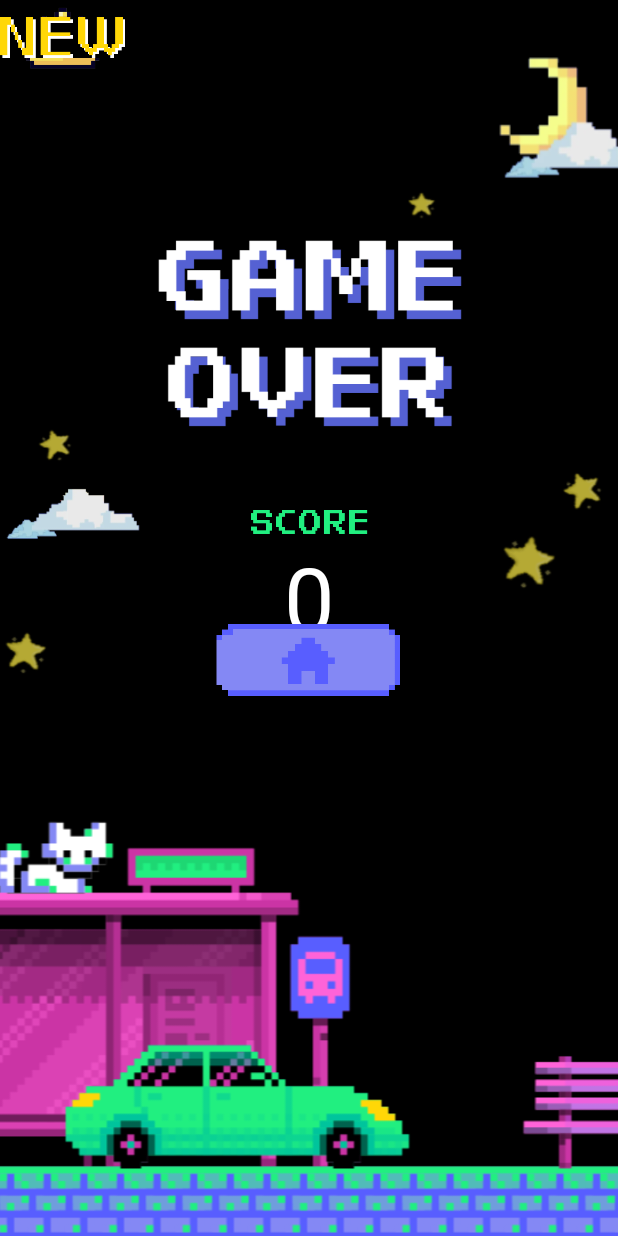
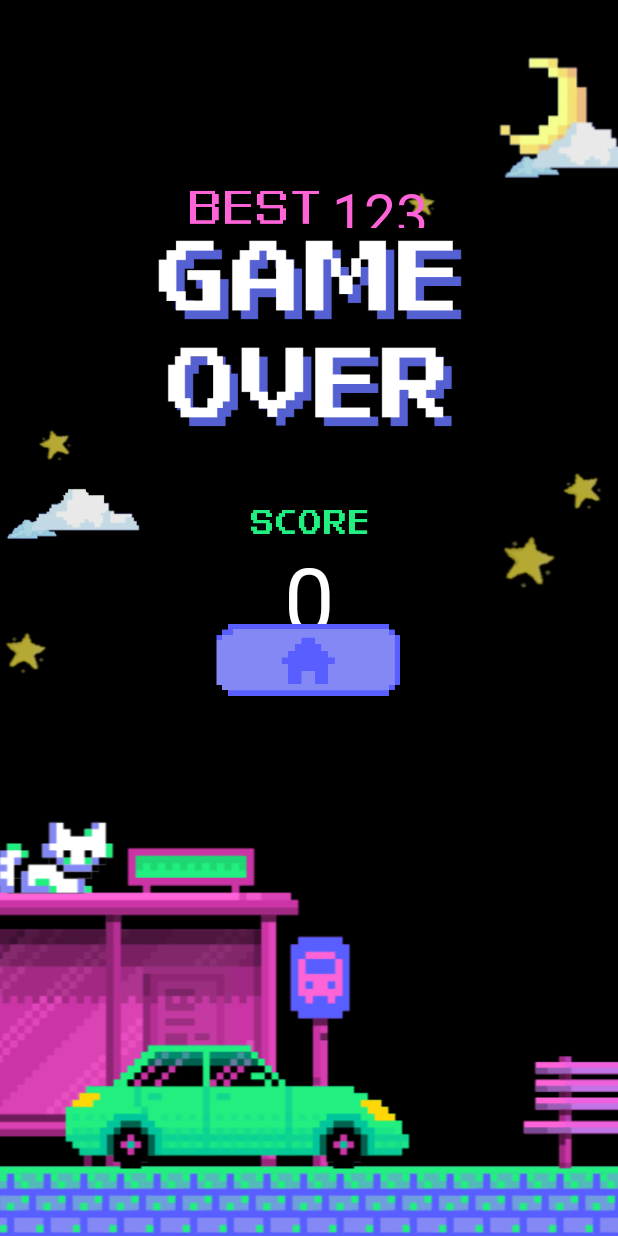
Before and after one commit to iinuyha/infinite_stairs, an Android app: the ResultActivity screen opened directly, with no data from a screen before it, on a phone screen of 412 x 824 dp. Run offline under Robolectric (Android 15) with nearby library versions, the phone set to English and light mode, and no system bars.

Commit message:
result page 수정

```diff
--- a/app/src/main/res/layout/activity_result.xml
+++ b/app/src/main/res/layout/activity_result.xml
@@ -37,7 +37,7 @@
         app:srcCompat="@drawable/cloud" />
 
     <ImageView
-        android:id="@+id/gameover"
+        android:id="@+id/over"
         android:layout_width="317dp"
         android:layout_height="130dp"
         app:layout_constraintBottom_toBottomOf="parent"
@@ -85,37 +85,61 @@
         app:layout_constraintTop_toTopOf="parent"
         app:srcCompat="@drawable/home_btn" />
 
+
     <TextView
         android:id="@+id/BestScore"
-        android:layout_width="101dp"
-        android:layout_height="33dp"
+        android:layout_width="64dp"
+        android:layout_height="36dp"
         android:fontFamily="@font/dunggeunmo"
         android:gravity="center"
         android:text="123"
         android:textColor="#FF63D8"
         android:textSize="38sp"
-        tools:layout_editor_absoluteX="205dp"
-        tools:layout_editor_absoluteY="93dp" />
+        app:layout_constraintBottom_toTopOf="@+id/over"
+        app:layout_constraintEnd_toEndOf="parent"
+        app:layout_constraintHorizontal_bias="0.636"
+        app:layout_constraintStart_toStartOf="parent"
+        app:layout_constraintTop_toTopOf="parent"
+        app:layout_constraintVertical_bias="0.96" />
 
     <ImageView
+        android:layout_width="87dp"
+        android:layout_height="37dp"
+        app:layout_constraintBottom_toTopOf="@+id/over"
+        app:layout_constraintEnd_toStartOf="@+id/BestScore"
+        app:layout_constraintHorizontal_bias="0.942"
+        app:layout_constraintStart_toStartOf="parent"
+        app:layout_constraintTop_toTopOf="parent"
+        app:layout_constraintVertical_bias="1.0"
+        app:srcCompat="@drawable/best_score" />
+
+    <ImageView
+        android:id="@+id/crownImage"
         android:layout_width="83dp"
         android:layout_height="50dp"
-        app:srcCompat="@drawable/best_score"
-        tools:layout_editor_absoluteX="133dp"
-        tools:layout_editor_absoluteY="88dp" />
+        android:scaleType="fitCenter"
+        app:layout_constraintBottom_toTopOf="@+id/over"
+        app:layout_constraintEnd_toEndOf="parent"
+        app:layout_constraintHorizontal_bias="0.496"
+        app:layout_constraintStart_toStartOf="parent"
+        app:layout_constraintTop_toTopOf="parent"
+        app:layout_constraintVertical_bias="0.0"
+        app:srcCompat="@drawable/crown"
+        android:visibility="invisible"/>
 
     <ImageView
+        android:id="@+id/newImage"
         android:layout_width="83dp"
         android:layout_height="50dp"
-        app:srcCompat="@drawable/crown"
-        tools:layout_editor_absoluteX="163dp"
-        tools:layout_editor_absoluteY="15dp" />
+        android:scaleType="fitCenter"
+        app:layout_constraintBottom_toTopOf="@+id/BestScore"
+        app:layout_constraintEnd_toEndOf="parent"
+        app:layout_constraintHorizontal_bias="0.506"
+        app:layout_constraintStart_toStartOf="parent"
+        app:layout_constraintTop_toTopOf="parent"
+        app:layout_constraintVertical_bias="1.0"
+        app:srcCompat="@drawable/new_image"
+        android:visibility="invisible"/>
 
-    <ImageView
-        android:layout_width="83dp"
-        android:layout_height="50dp"
-        app:srcCompat="@drawable/new_image"
-        tools:layout_editor_absoluteX="166dp"
-        tools:layout_editor_absoluteY="52dp" />
 
 </androidx.constraintlayout.widget.ConstraintLayout>
```
